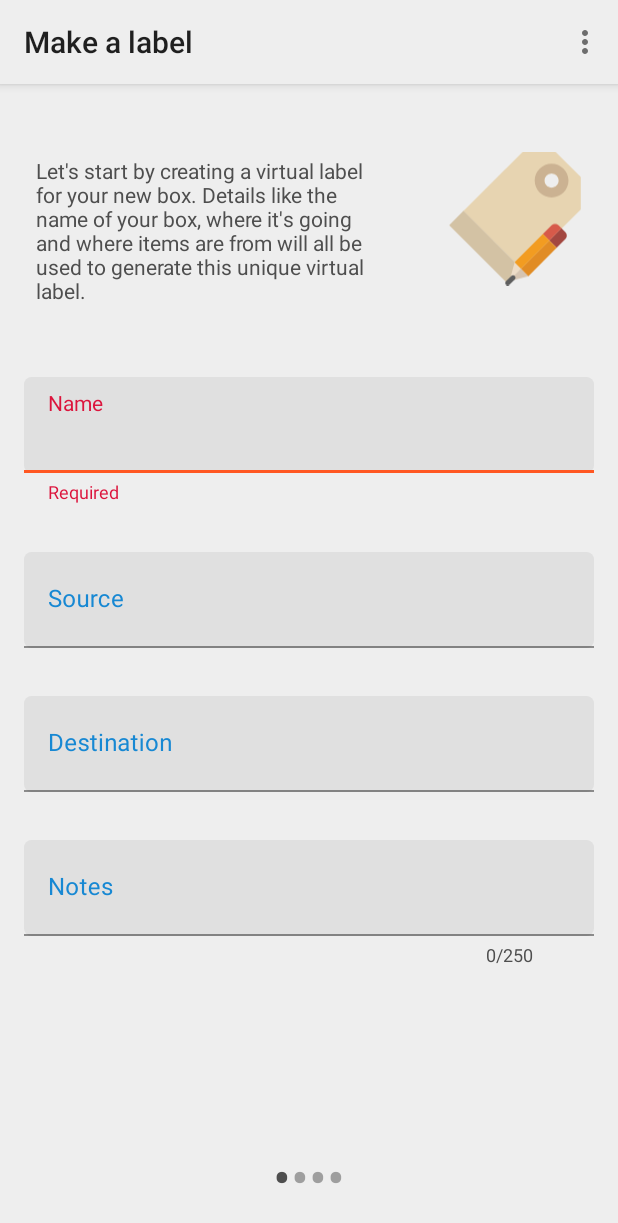
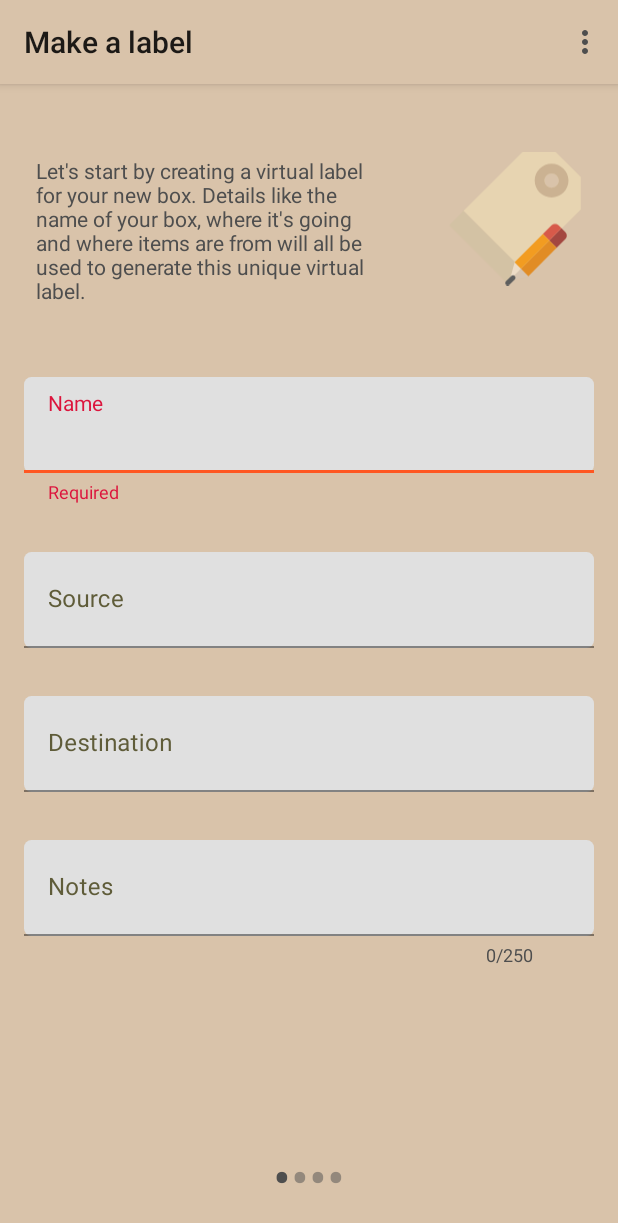
Before and after one commit to ashwinravrao/Packup, an Android app: the screen it shows after launch (AddActivity), after a tap on an icon or button, on a phone screen of 412 x 824 dp. Shown: the top 1223 px of the screen. Run offline under Robolectric (Android 15) with nearby library versions, the phone set to English and light mode, and no system bars; our stand-ins replace Dagger/Hilt's generated code, Room's generated code, data binding; 2 other taps on this screen came first.

Commit message:
Implement search functionality on boxes

```diff
--- a/app/src/main/java/com/ashwinrao/boxray/util/Utilities.java
+++ b/app/src/main/java/com/ashwinrao/boxray/util/Utilities.java
@@ -6,6 +6,7 @@ import android.graphics.Rect;
 import android.os.Build;
 import android.text.Html;
 import android.text.Spanned;
+import android.util.DisplayMetrics;
 import android.util.TypedValue;
 import android.view.View;
 import android.view.WindowManager;
@@ -15,6 +16,7 @@ import java.util.Objects;
 
 import androidx.annotation.NonNull;
 import androidx.annotation.Nullable;
+import androidx.appcompat.app.AppCompatActivity;
 import androidx.fragment.app.FragmentActivity;
 
 public class Utilities {
--- a/app/src/main/java/com/ashwinrao/boxray/view/ListFragment.java
+++ b/app/src/main/java/com/ashwinrao/boxray/view/ListFragment.java
@@ -3,6 +3,8 @@ package com.ashwinrao.boxray.view;
 import android.content.Context;
 import android.content.DialogInterface;
 import android.content.Intent;
+import android.graphics.Color;
+import android.graphics.Rect;
 import android.os.Bundle;
 import android.view.LayoutInflater;
 import android.view.Menu;
@@ -11,6 +13,8 @@ import android.view.MenuItem;
 import android.view.View;
 import android.view.ViewGroup;
 import android.view.WindowManager;
+import android.view.inputmethod.EditorInfo;
+import android.widget.Toast;
 
 import com.ashwinrao.boxray.Boxray;
 import com.ashwinrao.boxray.R;
@@ -18,6 +22,7 @@ import com.ashwinrao.boxray.data.Box;
 import com.ashwinrao.boxray.databinding.FragmentListBinding;
 import com.ashwinrao.boxray.util.BackNavigationListener;
 import com.ashwinrao.boxray.util.DestinationDialog;
+import com.ashwinrao.boxray.util.Utilities;
 import com.ashwinrao.boxray.view.adapter.ListAdapter;
 import com.ashwinrao.boxray.viewmodel.BoxViewModel;
 import com.google.android.material.floatingactionbutton.FloatingActionButton;
@@ -32,7 +37,9 @@ import androidx.annotation.NonNull;
 import androidx.annotation.Nullable;
 import androidx.appcompat.app.ActionBarDrawerToggle;
 import androidx.appcompat.app.AppCompatActivity;
+import androidx.appcompat.widget.SearchView;
 import androidx.appcompat.widget.Toolbar;
+import androidx.core.content.ContextCompat;
 import androidx.core.view.GravityCompat;
 import androidx.databinding.DataBindingUtil;
 import androidx.drawerlayout.widget.DrawerLayout;
@@ -40,7 +47,7 @@ import androidx.fragment.app.Fragment;
 import androidx.lifecycle.LiveData;
 import androidx.lifecycle.ViewModelProvider;
 import androidx.lifecycle.ViewModelProviders;
-import androidx.recyclerview.widget.LinearLayoutManager;
+import androidx.recyclerview.widget.GridLayoutManager;
 import androidx.recyclerview.widget.RecyclerView;
 
 import javax.inject.Inject;
@@ -51,7 +58,6 @@ public class ListFragment extends Fragment implements NavigationView.OnNavigatio
     private ListAdapter listAdapter;
     private List<Box> localBoxes;
     private LiveData<List<Box>> boxesLD;
-    private FragmentListBinding binding;
     private RecyclerView recyclerView;
     private DrawerLayout drawer;
 
@@ -76,7 +82,7 @@ public class ListFragment extends Fragment implements NavigationView.OnNavigatio
     @Nullable
     @Override
     public View onCreateView(@NonNull LayoutInflater inflater, @Nullable ViewGroup container, @Nullable Bundle savedInstanceState) {
-        binding = DataBindingUtil.inflate(inflater, R.layout.fragment_list, container, false);
+        final FragmentListBinding binding = DataBindingUtil.inflate(inflater, R.layout.fragment_list, container, false);
 
         AppCompatActivity parent = ((MainActivity) getActivity());
         Toolbar toolbar = binding.includeAppBar.toolbar;
@@ -85,6 +91,7 @@ public class ListFragment extends Fragment implements NavigationView.OnNavigatio
 
         drawer = binding.drawerLayout;
         NavigationView navigationView = binding.navView;
+        navigationView.setCheckedItem(R.id.home);
         ActionBarDrawerToggle toggle = new ActionBarDrawerToggle(
                 getActivity(), drawer, toolbar, R.string.navigation_drawer_open, R.string.navigation_drawer_close);
         drawer.addDrawerListener(toggle);
@@ -98,9 +105,9 @@ public class ListFragment extends Fragment implements NavigationView.OnNavigatio
         });
 
         recyclerView = binding.includeAppBar.recyclerView;
-        recyclerView.setLayoutManager(new LinearLayoutManager(getActivity()));
+        recyclerView.setLayoutManager(new GridLayoutManager(getActivity(), 2));
+        addItemDecoration(recyclerView);
         listAdapter = new ListAdapter(Objects.requireNonNull(getActivity()));
-//        listAdapter.registerToolBarListener(this);
         recyclerView.setAdapter(listAdapter);
 
         boxesLD.observe(this, boxes -> {
@@ -116,27 +123,75 @@ public class ListFragment extends Fragment implements NavigationView.OnNavigatio
         return binding.getRoot();
     }
 
+    private void addItemDecoration(RecyclerView recyclerView) {
+        recyclerView.addItemDecoration(new RecyclerView.ItemDecoration() {
+            @Override
+            public void getItemOffsets(@NonNull Rect outRect, @NonNull View view, @NonNull RecyclerView parent, @NonNull RecyclerView.State state) {
+                int position = parent.getChildAdapterPosition(view);
+                int spanCount = 2;
+                int spacing = (int) Utilities.dpToPx(Objects.requireNonNull(getActivity()), 16f);
+
+                if (position >= 0) {
+                    int column = position % spanCount;
+
+                    outRect.left = spacing - column * spacing / spanCount;
+                    outRect.right = (column + 1) * spacing / spanCount;
+
+                    if (position < spanCount) {
+                        outRect.top = spacing;
+                    }
+                    outRect.bottom = spacing;
+                } else {
+                    outRect.left = 0;
+                    outRect.right = 0;
+                    outRect.top = 0;
+                    outRect.bottom = 0;
+                }
+            }
+        });
+    }
+
     @Override
     public void onCreateOptionsMenu(@NonNull Menu menu, @NonNull MenuInflater inflater) {
         super.onCreateOptionsMenu(menu, inflater);
         inflater.inflate(R.menu.menu_toolbar_list, menu);
+
+        MenuItem search = menu.findItem(R.id.toolbar_search);
+        SearchView searchView = (SearchView) search.getActionView();
+        searchView.setImeOptions(EditorInfo.IME_ACTION_DONE);
+        searchView.setMaxWidth(Integer.MAX_VALUE);
+        searchView.setQueryHint("Search boxes");
+        searchView.setPadding((int) Utilities.dpToPx(Objects.requireNonNull(getActivity()), -16f), 0, 0, 0);
+        searchView.setOnQueryTextListener(new SearchView.OnQueryTextListener() {
+            @Override
+            public boolean onQueryTextSubmit(String query) {
+                return false;
+            }
+
+            @Override
+            public boolean onQueryTextChange(String newText) {
+                listAdapter.getFilter().filter(newText);
+                return false;
+            }
+        });
     }
 
     @Override
     public boolean onOptionsItemSelected(@NonNull MenuItem item) {
-        if (item.getItemId() == R.id.toolbar_search) {
-            return true;
+
+        switch(item.getItemId()) {
+            case R.id.toolbar_search_by_image:
+                Toast.makeText(getActivity(), "Todo: implement searching by image (CV)", Toast.LENGTH_SHORT).show();
+                return true;
+            case R.id.toolbar_sort:
+                Toast.makeText(getActivity(), "Todo: implement sorting", Toast.LENGTH_SHORT).show();
+                return true;
         }
         return super.onOptionsItemSelected(item);
     }
 
     @Override
     public boolean onNavigationItemSelected(@NonNull MenuItem item) {
-        if (item.getItemId() == R.id.home) {
-            // Handle the camera action
-        } else if (item.getItemId() == R.id.settings) {
-
-        }
         drawer.closeDrawer(GravityCompat.START);
         return true;
     }
@@ -156,14 +211,6 @@ public class ListFragment extends Fragment implements NavigationView.OnNavigatio
         dialog.getButton(DialogInterface.BUTTON_NEGATIVE).setTextColor(getResources().getColor(R.color.colorAccent, Objects.requireNonNull(getActivity()).getTheme()));
     }
 
-    private void resetMultiSelectMode() {
-//        restoreDefaultAppBar();
-        listAdapter.disableMultiSelectMode();
-        listAdapter.setBoxes(localBoxes);
-        recyclerView.setAdapter(listAdapter);
-    }
-
-
     private DialogInterface.OnClickListener dialogPositive() {
         return (dialog, which) -> {
             Snackbar.make(Objects.requireNonNull(getView()), "Saving", Snackbar.LENGTH_LONG).show();    // todo: replace with save address for geofencing
@@ -174,18 +221,11 @@ public class ListFragment extends Fragment implements NavigationView.OnNavigatio
         return (dialog, which) -> dialog.cancel();
     }
 
-//    @Override
-//    public void restoreDefaultAppBar() {
-//        binding.contextualAppBar.setVisibility(View.GONE);
-//    }
-
-
     @Override
     public void onBackPressed() {
         if (drawer.isDrawerOpen(GravityCompat.START)) {
             drawer.closeDrawer(GravityCompat.START);
         }
-//        resetMultiSelectMode();
     }
 
     @Override
--- a/app/src/main/res/color/drawer_item_color_state.xml
+++ b/app/src/main/res/color/drawer_item_color_state.xml
@@ -1,5 +1,5 @@
 <?xml version="1.0" encoding="utf-8"?>
 <selector xmlns:android="http://schemas.android.com/apk/res/android">
     <item android:color="@color/colorAccent" android:state_checked="true" />
-    <item android:color="@color/iconAndTextColor" />
+    <item android:color="@android:color/black" />
 </selector>
--- a/app/src/main/res/drawable-mdpi/background_photo_placeholder.xml
+++ b/app/src/main/res/drawable-mdpi/background_photo_placeholder.xml
@@ -4,7 +4,7 @@
     <stroke
         android:width="2dp"
         android:dashWidth="10dp"
-        android:color="@color/colorPrimaryDarker"
+        android:color="@color/imageFilter"
         android:dashGap="3dp"/>
     <corners
         android:topLeftRadius="10dp"
--- a/app/src/main/res/drawable-mdpi/ic_search.xml
+++ b/app/src/main/res/drawable-mdpi/ic_search.xml
@@ -4,6 +4,6 @@
         android:viewportWidth="24.0"
         android:viewportHeight="24.0">
     <path
-        android:fillColor="#4E4E4E"
+        android:fillColor="@color/iconAndTextColor"
         android:pathData="M15.5,14h-0.79l-0.28,-0.27C15.41,12.59 16,11.11 16,9.5 16,5.91 13.09,3 9.5,3S3,5.91 3,9.5 5.91,16 9.5,16c1.61,0 3.09,-0.59 4.23,-1.57l0.27,0.28v0.79l5,4.99L20.49,19l-4.99,-5zM9.5,14C7.01,14 5,11.99 5,9.5S7.01,5 9.5,5 14,7.01 14,9.5 11.99,14 9.5,14z"/>
 </vector>
--- a/app/src/main/res/drawable/background_box_viewholder.xml
+++ b/app/src/main/res/drawable/background_box_viewholder.xml
@@ -2,10 +2,9 @@
 <shape xmlns:android="http://schemas.android.com/apk/res/android"
     android:shape="rectangle">
     <stroke
-        android:width="1dp"
+        android:width="0.4dp"
         android:color="@color/boxVHBorder">
     </stroke>
-    <solid android:color="@color/boxVHBackground"/>
     <corners
         android:radius="5dp">
     </corners>
--- a/app/src/main/res/drawable/ic_add_default.xml
+++ b/app/src/main/res/drawable/ic_add_default.xml
@@ -1,4 +1,4 @@
-<vector android:height="24dp" android:tint="@color/colorPrimary"
+<vector android:height="24dp" android:tint="@android:color/white"
     android:viewportHeight="24.0" android:viewportWidth="24.0"
     android:width="24dp" xmlns:android="http://schemas.android.com/apk/res/android">
     <path android:fillColor="#FF000000" android:pathData="M19,13h-6v6h-2v-6H5v-2h6V5h2v6h6v2z"/>
--- /dev/null
+++ b/app/src/main/res/drawable/ic_search_by_img.xml
@@ -0,0 +1,9 @@
+<vector xmlns:android="http://schemas.android.com/apk/res/android"
+    android:width="24dp"
+    android:height="24dp"
+    android:viewportWidth="24"
+    android:viewportHeight="24">
+  <path
+      android:fillColor="@color/iconAndTextColor"
+      android:pathData="M18,13v7L4,20L4,6h5.02c0.05,-0.71 0.22,-1.38 0.48,-2L4,4c-1.1,0 -2,0.9 -2,2v14c0,1.1 0.9,2 2,2h14c1.1,0 2,-0.9 2,-2v-5l-2,-2zM16.5,18h-11l2.75,-3.53 1.96,2.36 2.75,-3.54zM19.3,8.89c0.44,-0.7 0.7,-1.51 0.7,-2.39C20,4.01 17.99,2 15.5,2S11,4.01 11,6.5s2.01,4.5 4.49,4.5c0.88,0 1.7,-0.26 2.39,-0.7L21,13.42 22.42,12 19.3,8.89zM15.5,9C14.12,9 13,7.88 13,6.5S14.12,4 15.5,4 18,5.12 18,6.5 16.88,9 15.5,9z"/>
+</vector>
--- a/app/src/main/res/layout/app_bar_fragment_list.xml
+++ b/app/src/main/res/layout/app_bar_fragment_list.xml
@@ -19,6 +19,7 @@
                 android:layout_height="?attr/actionBarSize"
                 android:background="?attr/colorPrimary"
                 app:layout_scrollFlags="scroll|snap"
+                app:titleTextColor="@color/iconAndTextColor"
                 app:popupTheme="@style/AppTheme.PopUpOverlay" />
 
         </com.google.android.material.appbar.AppBarLayout>
--- a/app/src/main/res/layout/fragment_list.xml
+++ b/app/src/main/res/layout/fragment_list.xml
@@ -27,7 +27,7 @@
                 android:layout_height="match_parent"
                 android:layout_gravity="start"
                 android:fitsSystemWindows="true"
-                android:backgroundTint="@color/colorPrimary"
+                android:backgroundTint="@color/windowBackground"
                 app:itemIconTint="@color/drawer_item_color_state"
                 app:itemTextColor="@color/drawer_item_color_state"
                 app:itemBackground="@android:color/transparent"
--- a/app/src/main/res/menu/menu_toolbar_list.xml
+++ b/app/src/main/res/menu/menu_toolbar_list.xml
@@ -5,9 +5,21 @@
     tools:context=".activity.MainActivity">
 
     <item
+        android:id="@+id/toolbar_search_by_image"
+        android:icon="@drawable/ic_search_by_img"
+        android:title="@string/title_search_by_img"
+        app:showAsAction="ifRoom"/>
+
+    <item
         android:id="@+id/toolbar_search"
         android:icon="@drawable/ic_search"
         android:title="@string/title_search"
-        app:showAsAction="ifRoom"/>
+        app:showAsAction="ifRoom|collapseActionView"
+        app:actionViewClass="androidx.appcompat.widget.SearchView" />
+
+    <item
+        android:id="@+id/toolbar_sort"
+        android:title="Sort"
+        app:showAsAction="never"/>
 
 </menu>
--- a/app/src/main/res/values/colors.xml
+++ b/app/src/main/res/values/colors.xml
@@ -1,16 +1,24 @@
 <?xml version="1.0" encoding="utf-8"?>
-<resources xmlns:tools="http://schemas.android.com/tools">
-    <color name="colorPrimary">#EEEEEE</color>
-    <color name="colorPrimaryDark">#E3E3E3</color>
-    <color name="colorPrimaryDarker">#BFBFBF</color>
-    <color name="colorAccent">#1788D3</color>
+<resources>
+    <!--<color name="colorPrimary">#EBCFB2</color>-->
+    <!--<color name="colorPrimaryDark">#D6BDA2</color>-->
+    <!--<color name="colorAccent">#4E4E4E</color>-->
+
+    <color name="colorPrimary">#D9C3AA</color>
+    <color name="colorPrimaryDark">#C3AC94</color>
+    <color name="colorAccent">#5F5C39</color>
+
+    <color name="imageFilter">#BFBFBF</color>
+    <!--<color name="windowBackground">#F0DCC7</color>-->
+    <color name="windowBackground">#E8DBCC</color>
+    <color name="cardBackground">#D6BDA2</color>
     <color name="iconAndTextColor">#4E4E4E</color>
     <color name="toastBackground">#804E4E4E</color>
     <color name="pageDeselected">#804E4E4E</color>
     <color name="warningRed">#DC143C</color>
     <color name="confirmGreen">#33A532</color>
-    <color name="boxVHBorder">#734E4E4E</color>
-    <color name="boxVHBackground">#1AAAAAAA</color>
+    <color name="boxVHBorder">#50000000</color>
+    <color name="boxVHBackground">#D6BDA2</color>
     <color name="boxVHBackgroundSelected">#331788D3</color>
     <color name="boxVHNumber">#996C6C6C</color>
     <color name="moving_truck_icon_wheel">#455A64</color>
--- a/app/src/main/res/values/strings.xml
+++ b/app/src/main/res/values/strings.xml
@@ -83,6 +83,8 @@
     <string name="nav_header_desc">Navigation header</string>
     <string name="menu_item_home">Home</string>
     <string name="menu_item_settings">Settings</string>
+    <string name="placeholder_box_number">#%d</string>
+    <string name="title_search_by_img">Search by image</string>
 
     <!-- Choices for Home Fragment Spinner -->
     <string-array name="home_frag_spinner_choices">
--- a/app/src/main/res/values/styles.xml
+++ b/app/src/main/res/values/styles.xml
@@ -7,9 +7,11 @@
         <item name="colorPrimaryDark">@color/colorPrimaryDark</item>
         <item name="colorAccent">@color/colorAccent</item>
         <item name="android:windowLightStatusBar">true</item>
-        <item name="android:windowBackground">@color/colorPrimary</item>
+        <item name="android:windowBackground">@color/windowBackground</item>
+        <item name="actionOverflowButtonStyle">@style/AppTheme.OverflowButtonStyle</item>
+        <item name="drawerArrowStyle">@style/AppTheme.DrawerArrowStyle</item>
         <!--<item name="android:windowLightStatusBar">true</item>-->
-        <item name="android:colorEdgeEffect">@color/colorPrimaryDarker</item>
+        <item name="android:colorEdgeEffect">@color/imageFilter</item>
 
         <!--<item name="windowActionBar">false</item>-->
         <!--<item name="windowActionModeOverlay">true</item>-->
@@ -20,12 +22,18 @@
         <item name="android:tint">@color/iconAndTextColor</item>
     </style>
 
+    <style name="AppTheme.DrawerArrowStyle" parent="Widget.AppCompat.DrawerArrowToggle">
+        <item name="color">@color/iconAndTextColor</item>
+    </style>
+
     <style name="AppTheme.NoActionBar">
         <item name="windowActionBar">false</item>
         <item name="windowNoTitle">true</item>
     </style>
 
-    <style name="AppTheme.PopUpOverlay" parent="ThemeOverlay.AppCompat.Light"/>
+    <style name="AppTheme.PopUpOverlay" parent="ThemeOverlay.AppCompat.Light">
+        <item name="android:colorBackground">@color/windowBackground</item>
+    </style>
 
     <style name="AppTheme.AppBarOverlay" parent="ThemeOverlay.AppCompat.Light"/>
 
```
Also changed, not shown: app/src/main/java/com/ashwinrao/boxray/view/adapter/ListAdapter.java (+42 -40 lines), app/src/main/res/layout/viewholder_box_new.xml (added, +44 -0 lines).
